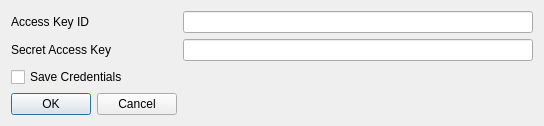
This is keys_dialog.ui in spellr/glacier-client as Qt 5 draws it before an edit. The edited form follows.
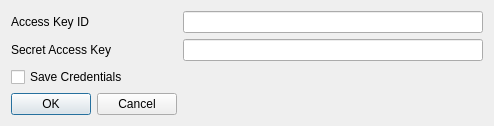
This is the edited form.

Commit message: Removed help button from dialog

What changed in the file:
```diff
--- a/keys_dialog.ui
+++ b/keys_dialog.ui
@@ -6,7 +6,7 @@
    <rect>
     <x>0</x>
     <y>0</y>
-    <width>530</width>
+    <width>480</width>
     <height>117</height>
    </rect>
   </property>
@@ -18,7 +18,7 @@
     <widget class="QLineEdit" name="lineEdit_2">
      <property name="minimumSize">
       <size>
-       <width>350</width>
+       <width>300</width>
        <height>0</height>
       </size>
      </property>
@@ -35,7 +35,7 @@
     <widget class="QLineEdit" name="lineEdit">
      <property name="minimumSize">
       <size>
-       <width>350</width>
+       <width>300</width>
        <height>0</height>
       </size>
      </property>
```
Left out of the diff: 20 changed lines with no effect on the pictures. The commit also changes 2 other files.
